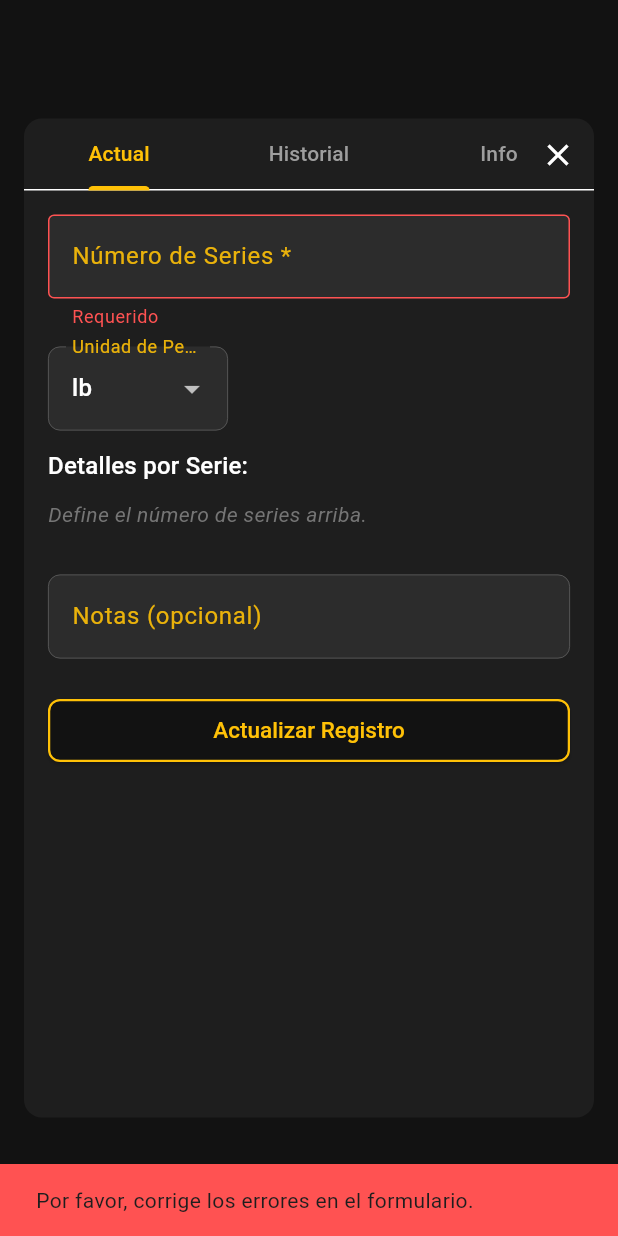
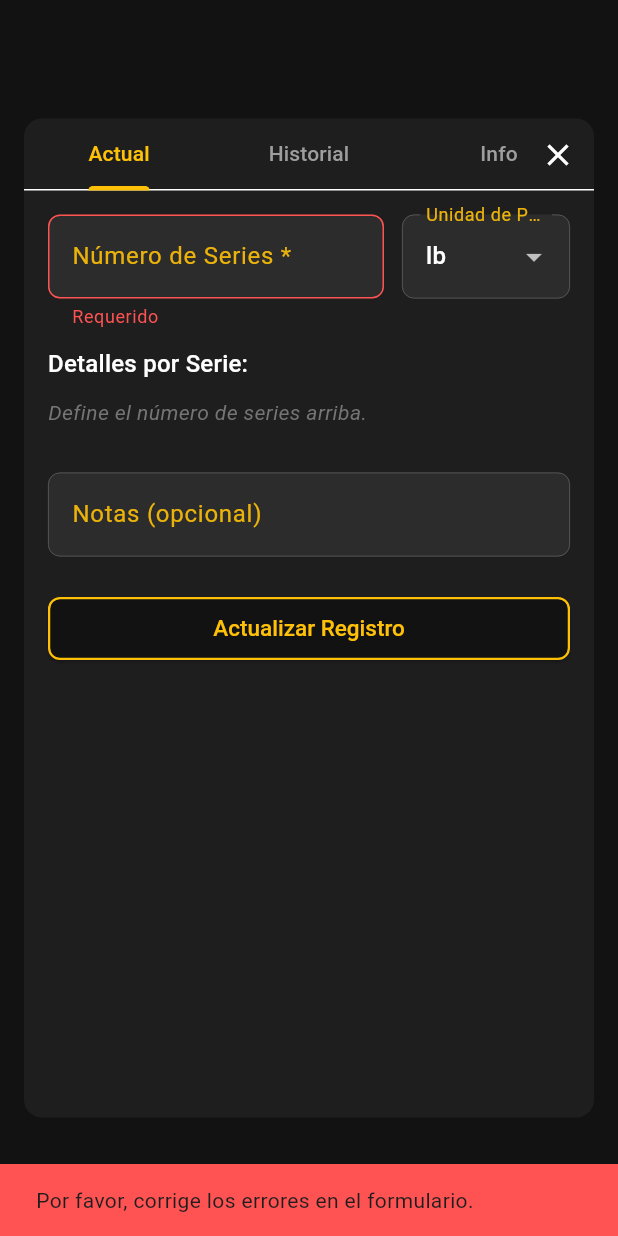
Before and after one commit to Cristofer3097/gym, a Flutter app: the ExerciseDataDialog widget shown alone on an empty page, opened directly with empty values, after a tap on "Actualizar Registro", on a phone screen of 412 x 824 dp. Run offline on Flutter 3.47's test engine with Material 3 defaults, Android fonts, the phone set to English and light mode, and no system bars; our stand-ins replace device_info_plus, image_picker, permission_handler, sqflite, table_calendar; accounts and stored records are empty.

Commit message:
mejoras en el diseño de series

```diff
--- a/lib/training_screen.dart
+++ b/lib/training_screen.dart
@@ -1274,26 +1274,25 @@ class _ExerciseDataDialogState extends State<ExerciseDataDialog>
   }
 
   void _initializeSeriesSpecificFields() {
-    int targetFieldsCount = seriesCountFromInput;
-
-    if (seriesCountFromInput <= 0) {
-      seriesWarningText = seriesCountFromInput < 0 ? "Número de series inválido." : "";
-      targetFieldsCount = 0;
-    } else if (seriesCountFromInput > 10) {
-      seriesWarningText = "Máximo 10 series permitidas.";
-      targetFieldsCount = 10;
-    } else {
-      seriesWarningText = "";
+    int targetSeriesForRepFields = seriesCountFromInput;
+    if (seriesCountFromInput > 4) { // Límite que quieres restaurar
+      seriesWarningText = "Se recomienda menos de 4 series para no sobrentrenar";
+      targetSeriesForRepFields = 4; // Limitar a 4 campos
+    } else if (seriesCountFromInput < 0) {
+      seriesWarningText = "Número de series inválido.";
+      targetSeriesForRepFields = 0; // No mostrar campos si es inválido
+    } else {
+      seriesWarningText = ""; // Limpiar advertencia para casos válidos (0 a 4 series)
     }
 
     List<String> oldRepValues = repControllers.map((c) => c.text).toList();
     List<String> oldWeightValues = weightControllers.map((c) => c.text).toList();
 
-    repControllers = List.generate(targetFieldsCount, (i) => TextEditingController(text: i < oldRepValues.length ? oldRepValues[i] : ''));
-    repWarnings = List.generate(targetFieldsCount, (_) => '');
-
-    weightControllers = List.generate(targetFieldsCount, (i) => TextEditingController(text: i < oldWeightValues.length ? oldWeightValues[i] : ''));
-    weightWarnings = List.generate(targetFieldsCount, (_) => '');
+    repControllers = List.generate(targetSeriesForRepFields, (i) => TextEditingController(text: i < oldRepValues.length ? oldRepValues[i] : ''));
+    repWarnings = List.generate(targetSeriesForRepFields, (_) => '');
+
+    weightControllers = List.generate(targetSeriesForRepFields, (i) => TextEditingController(text: i < oldWeightValues.length ? oldWeightValues[i] : ''));
+    weightWarnings = List.generate(targetSeriesForRepFields, (_) => '');
   }
 
 
@@ -1352,7 +1351,7 @@ class _ExerciseDataDialogState extends State<ExerciseDataDialog>
     if (currentSeriesCount < 0) {
       setState(() => seriesWarningText = "Número de series inválido."); hasBlockingErrors = true;
     } else if (currentSeriesCount > 10) {
-      setState(() => seriesWarningText = "Máximo 10 series permitidas."); hasBlockingErrors = true;
+      setState(() => seriesWarningText = "Máximo 4 series permitidas."); hasBlockingErrors = true;
     } else {
       setState(() => seriesWarningText = "");
     }
@@ -1378,7 +1377,6 @@ class _ExerciseDataDialogState extends State<ExerciseDataDialog>
           else if (w > 9999) { setState(() => weightWarnings[i] = "Máx. 9999"); hasBlockingErrors = true;}
           else { setState(() => weightWarnings[i] = "");}
         }
-        // No hay validación bloqueante para la unidad, ya que siempre tendrá un valor.
       }
     }
 
@@ -1392,11 +1390,18 @@ class _ExerciseDataDialogState extends State<ExerciseDataDialog>
     List<String> repsData = currentSeriesCount > 0 ? repControllers.map((c) => c.text.trim()).toList() : [];
     List<String> weightsData = currentSeriesCount > 0 ? weightControllers.map((c) => c.text.trim().replaceAll(',', '.')).toList() : [];
 
-
+    String unitsForDb;
+    if (currentSeriesCount > 0) {
+      // Repite la unidad de peso seleccionada para cada serie
+      unitsForDb = List.generate(currentSeriesCount, (_) => weightUnit.trim()).join(',');
+    } else {
+      // Si no hay series, la cadena de unidades debe estar vacía
+      unitsForDb = "";
+    }
     _currentExerciseDataLog['series'] = seriesController.text.trim();
     _currentExerciseDataLog['reps'] = repsData;
     _currentExerciseDataLog['weight'] = weightsData.join(',');
-    _currentExerciseDataLog['weightUnit'] = weightUnit; // Guardar string de unidades
+    _currentExerciseDataLog['weightUnit'] = unitsForDb;  // Guardar string de unidades
     _currentExerciseDataLog['notes'] = notesController.text.trim();
 
     widget.onDataUpdated(_currentExerciseDataLog);
@@ -1473,6 +1478,31 @@ class _ExerciseDataDialogState extends State<ExerciseDataDialog>
   }
 
   Widget _buildCurrentDataTab() {
+    final theme = Theme.of(context);
+    final inputDecorationTheme = theme.inputDecorationTheme;
+    // Determina si la advertencia "Se recomienda..." está activa
+    bool isAdvisoryWarningActive = seriesWarningText.isNotEmpty;
+
+    // Define los estilos del campo "Número de Series" basados en si la advertencia está activa
+    // y permite que los estilos de error del validador tomen precedencia si hay un error de validación.
+
+    // Color para la etiqueta del campo de Series
+    TextStyle seriesLabelStyle = TextStyle(
+      color: isAdvisoryWarningActive
+          ? theme.colorScheme.error // Rojo si la advertencia está activa
+          : inputDecorationTheme.labelStyle?.color, // Color normal del tema si no
+    );
+
+    // BorderSide para el campo de Series cuando está habilitado (no enfocado)
+    BorderSide seriesEnabledBorderSide = isAdvisoryWarningActive
+        ? BorderSide(color: theme.colorScheme.error, width: 1.0) // Borde rojo si advertencia activa
+        : inputDecorationTheme.enabledBorder?.borderSide ?? BorderSide(color: Colors.grey[700]!, width: 0.5);
+
+    // BorderSide para el campo de Series cuando está enfocado
+    BorderSide seriesFocusedBorderSide = isAdvisoryWarningActive
+        ? BorderSide(color: theme.colorScheme.error, width: 2.0) // Borde rojo más grueso si advertencia activa
+        : inputDecorationTheme.focusedBorder?.borderSide ?? BorderSide(color: const Color(0xFFFFC107), width: 1.5); // Amarillo (amarilloPrincipal)
+
     return SingleChildScrollView(
       padding: const EdgeInsets.all(16.0),
       child: Form(
@@ -1480,22 +1510,54 @@ class _ExerciseDataDialogState extends State<ExerciseDataDialog>
         child: Column(
             crossAxisAlignment: CrossAxisAlignment.stretch,
             children: [
-              TextFormField( controller: seriesController, keyboardType: TextInputType.number, decoration: InputDecoration( labelText: 'Número de Series *', border: OutlineInputBorder(), errorText: seriesWarningText.isEmpty ? null : seriesWarningText, ),
-                onChanged: (value) { setState(() { seriesCountFromInput = int.tryParse(value.trim()) ?? 0; _initializeSeriesSpecificFields(); }); },
-                validator: (value) { if (value == null || value.trim().isEmpty) return 'Requerido'; final n = int.tryParse(value.trim()); if (n == null) return 'Inválido'; if (n < 0) return 'No negativo'; if (n > 10) return 'Máx. 10';
-                return null; },
-              ),
-        SizedBox(height: 12),
               Row(
+                crossAxisAlignment: CrossAxisAlignment.start, // Alinea los elementos al inicio si tienen alturas diferentes (debido a errores)
                 children: [
-
-              SizedBox(
-                width: 120, // El ancho que quieras
+                  Expanded(
+                    flex: 2,
+                    child: TextFormField(
+                      controller: seriesController,
+                      keyboardType: TextInputType.number,
+                      decoration: InputDecoration(
+                        labelText: 'Número de Series *',
+                        labelStyle: seriesLabelStyle, // Aplicar estilo de etiqueta dinámico
+                        border: OutlineInputBorder(borderRadius: BorderRadius.circular(8.0)), // Borde base
+                        enabledBorder: OutlineInputBorder( // Borde cuando está habilitado
+                          borderRadius: BorderRadius.circular(8.0),
+                          borderSide: seriesEnabledBorderSide,
+                        ),
+                        focusedBorder: OutlineInputBorder( // Borde cuando está enfocado
+                          borderRadius: BorderRadius.circular(8.0),
+                          borderSide: seriesFocusedBorderSide,
+                        ),
+                        // No se establece errorText aquí; el validador se encarga.
+                        // Si el validador retorna un error, TextFormField usará errorBorder, errorStyle, etc.
+                      ),
+                      onChanged: (value) {
+                        setState(() {
+                          seriesCountFromInput = int.tryParse(value.trim()) ?? 0;
+                          _initializeSeriesSpecificFields();
+                        });
+                      },
+                      validator: (value) {
+                        if (value == null || value.trim().isEmpty) return 'Requerido';
+                        final n = int.tryParse(value.trim());
+                        if (n == null) return 'Inválido';
+                        if (n < 0) return 'No negativo';
+                        if (n > 10) return 'Máx. 10';
+                        return null;
+                      },
+                    ),
+                  ),
+                  SizedBox(width: 12),
+                  Expanded(
+                    flex: 1,
                     child: DropdownButtonFormField<String>(
                       value: weightUnit,
                       decoration: InputDecoration(
                         labelText: 'Unidad de Peso',
                         border: OutlineInputBorder(),
+                        // Los estilos de error para este campo son manejados por defecto
                       ),
                       items: ['lb', 'kg']
                           .map((unit) => DropdownMenuItem(value: unit, child: Text(unit)))
@@ -1505,6 +1567,17 @@ class _ExerciseDataDialogState extends State<ExerciseDataDialog>
                     ),
                   ),
                 ],
+              ),
+              if (seriesWarningText.isNotEmpty)
+                Padding(
+                  padding: const EdgeInsets.only(top: 5.0, left: 4.0, right: 4.0),
+                  child: Text(
+                    seriesWarningText,
+                    style: TextStyle(
+                      color: Theme.of(context).colorScheme.error,
+                      fontSize: 12.0,
+                    ),
+                  ),
                 ),
               SizedBox(height: 12),
               Text('Detalles por Serie:', style: Theme.of(context).textTheme.titleMedium),
```
Lines whose indentation alone changed are shown as unchanged.
